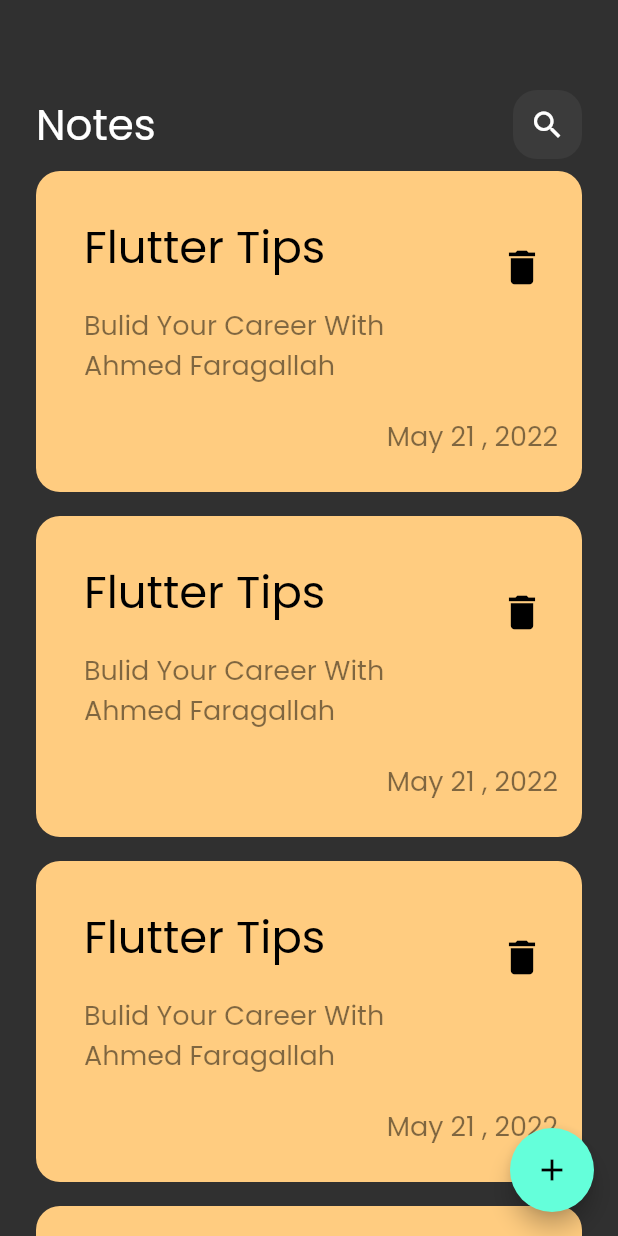
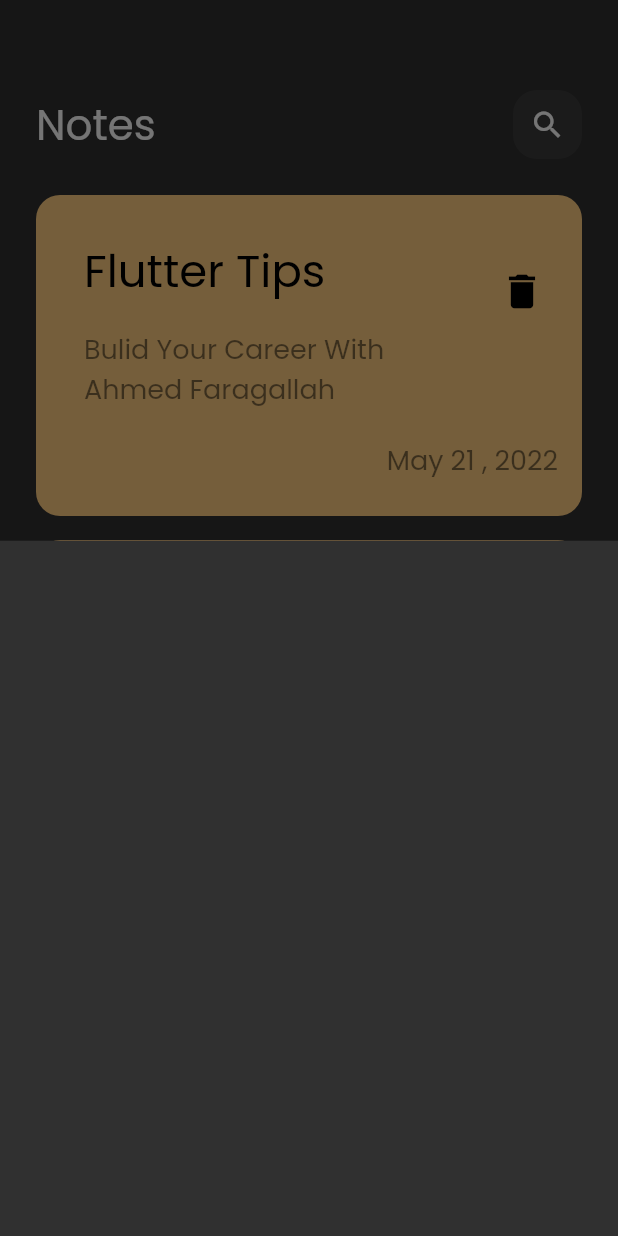
Before and after one commit to AhmedFaragallah/notes_app, a Flutter app: the screen it shows after launch, after a tap on the "add" icon, on a phone screen of 412 x 824 dp. Run offline on Flutter 3.47's test engine with Material 2 defaults, Android fonts, the phone set to English and light mode, and no system bars.

Commit message:
Add Note Bottom Sheet

```diff
--- a/lib/views/notes_view.dart
+++ b/lib/views/notes_view.dart
@@ -1,5 +1,7 @@
 import 'package:flutter/material.dart';
 import 'package:note_app/views/widgets/notes_view_body.dart';
+
+import 'widgets/add_note_bottom_sheet.dart';
 
 class NotesView extends StatelessWidget {
   const NotesView({super.key});
@@ -8,7 +10,13 @@ class NotesView extends StatelessWidget {
   Widget build(BuildContext context) {
     return Scaffold(
       floatingActionButton: FloatingActionButton(
-        onPressed: () {},
+        onPressed: () {
+          showModalBottomSheet(
+              context: context,
+              builder: (context) {
+                return const AddNoteBottomSheet();
+              });
+        },
         child: const Icon(Icons.add),
       ),
       body: const NotesViewBody(),
--- /dev/null
+++ b/lib/views/widgets/add_note_bottom_sheet.dart
@@ -0,0 +1,10 @@
+import 'package:flutter/material.dart';
+
+class AddNoteBottomSheet extends StatelessWidget {
+  const AddNoteBottomSheet({super.key});
+
+  @override
+  Widget build(BuildContext context) {
+    return Container();
+  }
+}
--- a/lib/views/widgets/custom_list_view.dart
+++ b/lib/views/widgets/custom_list_view.dart
@@ -7,11 +7,16 @@ class CustomListView extends StatelessWidget {
 
   @override
   Widget build(BuildContext context) {
-    return ListView.builder(itemBuilder: (context, index) {
-      return const Padding(
-        padding: EdgeInsets.symmetric(vertical: 8),
-        child: NoteItem(),
-      );
-    });
+    return Padding(
+      padding: const EdgeInsets.symmetric(vertical: 16),
+      child: ListView.builder(
+          padding: EdgeInsets.zero,
+          itemBuilder: (context, index) {
+            return const Padding(
+              padding: EdgeInsets.symmetric(vertical: 8),
+              child: NoteItem(),
+            );
+          }),
+    );
   }
 }
```
